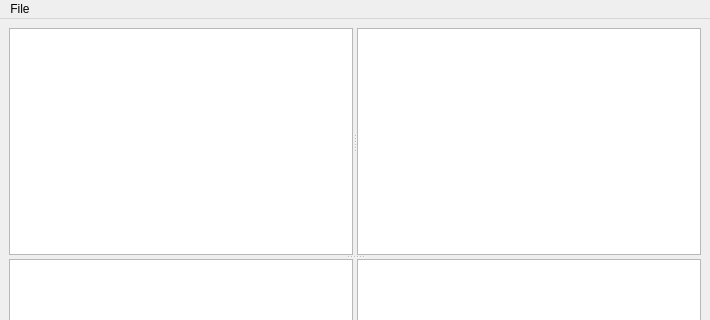
Above: utils/main.ui from vuxuanhoa95/LayoutBatch before the change; both pictures show x 0 to 710 and y 0 to 320 of the 710 by 573 pixel window. Below: the same form after it.
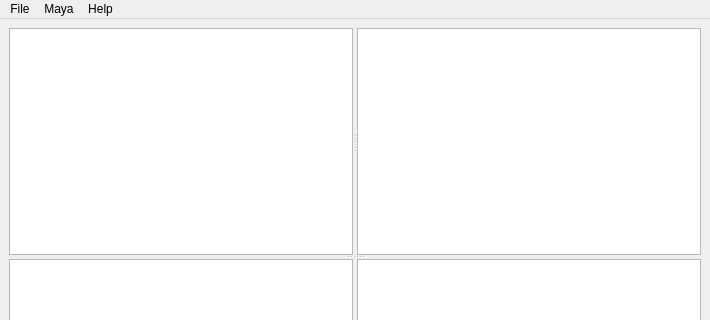
That is the form after the change.

Patch:
```diff
--- a/utils/main.ui
+++ b/utils/main.ui
@@ -80,7 +80,28 @@
     <addaction name="separator"/>
     <addaction name="actionExit_2"/>
    </widget>
+   <widget class="QMenu" name="menuMaya">
+    <property name="title">
+     <string>Maya</string>
+    </property>
+    <addaction name="action2018"/>
+    <addaction name="action2020"/>
+    <addaction name="action2023"/>
+    <addaction name="separator"/>
+    <addaction name="actionMayabatch"/>
+    <addaction name="actionMayapy"/>
+    <addaction name="actionRender"/>
+   </widget>
+   <widget class="QMenu" name="menuHelp">
+    <property name="title">
+     <string>Help</string>
+    </property>
+    <addaction name="actionHelp"/>
+    <addaction name="actionVersion"/>
+   </widget>
    <addaction name="menuFile"/>
+   <addaction name="menuMaya"/>
+   <addaction name="menuHelp"/>
   </widget>
   <widget class="QStatusBar" name="statusbar"/>
   <action name="actionOpen">
```
Left out of the diff: 101 changed lines with no effect on the pictures.
